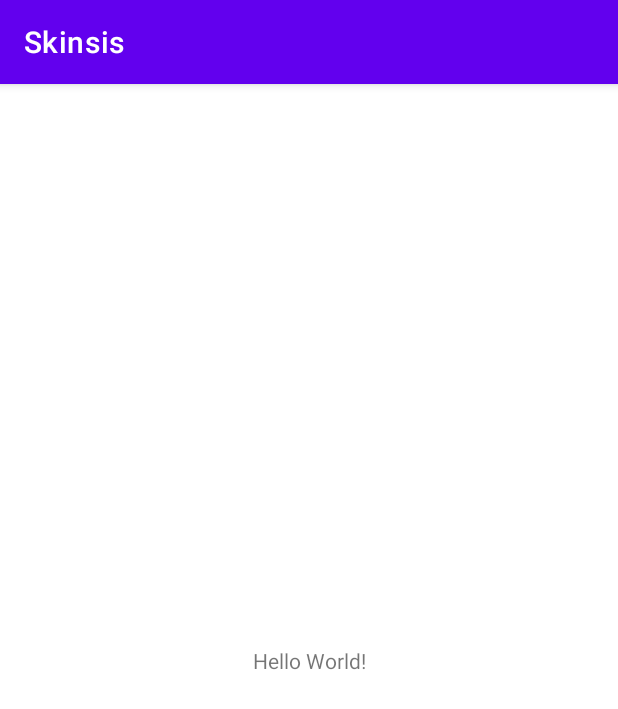
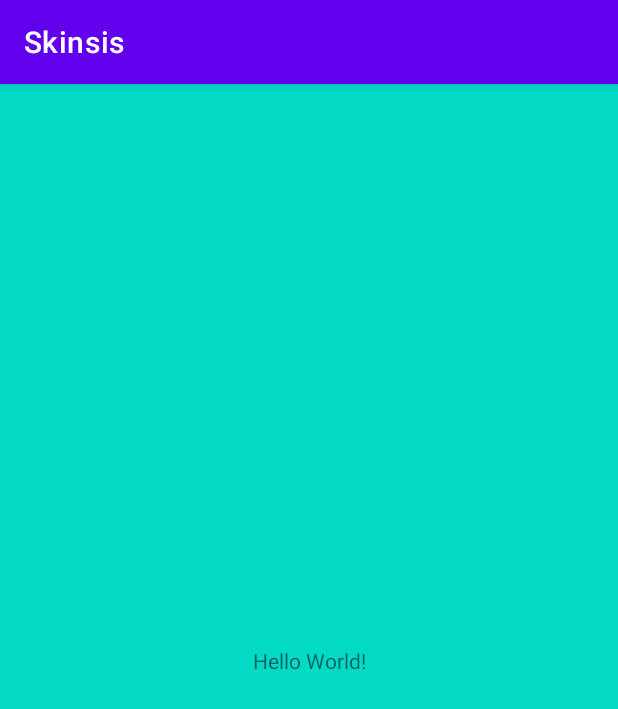
Before and after one commit to nafirar/skinsis-skin-face-disease-detection, an Android app: the screen it shows after launch (MainActivity), on a phone screen of 412 x 824 dp. Shown: the top 709 px of the screen. Run offline under Robolectric (Android 15) with nearby library versions, the phone set to English and light mode, and no system bars.

Commit message:
Update activity_main.xml
change background color

```diff
--- a/app/src/main/res/layout/activity_main.xml
+++ b/app/src/main/res/layout/activity_main.xml
@@ -4,7 +4,7 @@
     xmlns:tools="http://schemas.android.com/tools"
     android:layout_width="match_parent"
     android:layout_height="match_parent"
-    android:background="@color/white"
+    android:background="@color/teal_200"
     tools:context=".MainActivity">
 
     <TextView
```
